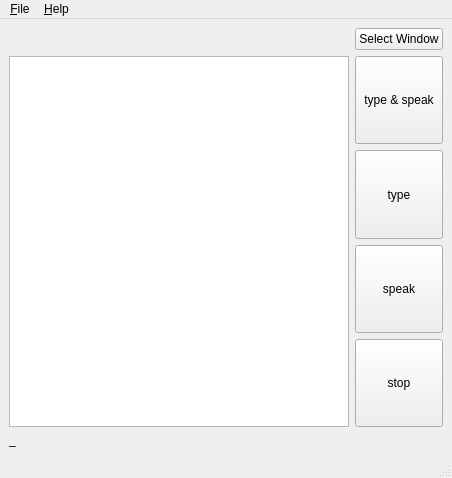
Qt form ui/main.ui (nvlled/tpyer) before a commit.
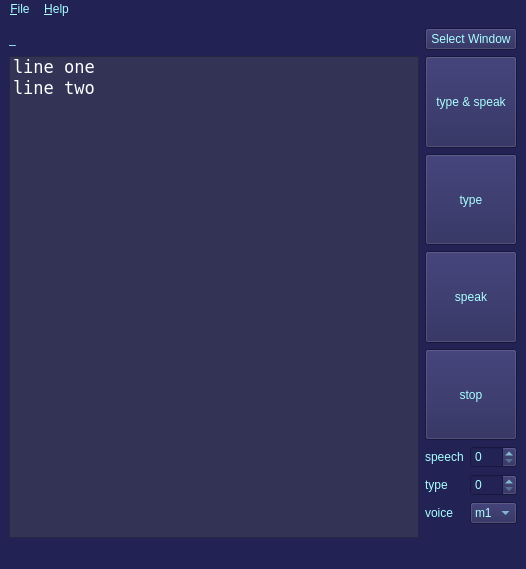
The same form after that commit.

Commit message: Add controls for speech and type speed

What changed in the file:
```diff
--- a/ui/main.ui
+++ b/ui/main.ui
@@ -6,28 +6,52 @@
    <rect>
     <x>0</x>
     <y>0</y>
-    <width>452</width>
-    <height>478</height>
+    <width>526</width>
+    <height>569</height>
    </rect>
   </property>
   <property name="windowTitle">
    <string>MainWindow</string>
   </property>
   <property name="styleSheet">
-   <string notr="true"/>
+   <string notr="true">background-color: #225; color: #aff</string>
   </property>
   <widget class="QWidget" name="centralwidget">
-   <layout class="QGridLayout" name="gridLayout" rowstretch="1,0,0">
+   <property name="font">
+    <font>
+     <family>DejaVu Sans Mono</family>
+     <weight>75</weight>
+     <bold>true</bold>
+    </font>
+   </property>
+   <layout class="QGridLayout" name="gridLayout" rowstretch="1,0">
     <property name="sizeConstraint">
      <enum>QLayout::SetDefaultConstraint</enum>
     </property>
-    <item row="1" column="0" colspan="8">
+    <item row="0" column="5">
+     <widget class="QPushButton" name="buttonSelectWin">
+      <property name="sizePolicy">
+       <sizepolicy hsizetype="Preferred" vsizetype="Fixed">
+        <horstretch>0</horstretch>
+        <verstretch>0</verstretch>
+       </sizepolicy>
+      </property>
+      <property name="text">
+       <string>Select Window</string>
+      </property>
+     </widget>
+    </item>
+    <item row="1" column="0" colspan="5">
      <widget class="QListWidget" name="listLines">
       <property name="font">
        <font>
-        <family>Monospace</family>
+        <family>DejaVu Sans Mono</family>
+        <pointsize>13</pointsize>
        </font>
       </property>
+      <property name="styleSheet">
+       <string notr="true">background-color: #335; color: white;</string>
+      </property>
       <property name="selectionMode">
        <enum>QAbstractItemView::ExtendedSelection</enum>
       </property>
@@ -37,10 +61,20 @@
       <property name="selectionRectVisible">
        <bool>false</bool>
       </property>
+      <item>
+       <property name="text">
+        <string>line one</string>
+       </property>
+      </item>
+      <item>
+       <property name="text">
+        <string>line two</string>
+       </property>
+      </item>
      </widget>
     </item>
-    <item row="1" column="8">
-     <layout class="QGridLayout" name="gridLayout_2" rowstretch="0,0,0,0">
+    <item row="1" column="5">
+     <layout class="QGridLayout" name="gridLayout_2" rowstretch="0,0,0,0,0">
       <item row="2" column="0">
        <widget class="QPushButton" name="buttonSpeak">
         <property name="sizePolicy">
@@ -99,22 +133,77 @@
         </property>
        </widget>
       </item>
+      <item row="4" column="0">
+       <layout class="QFormLayout" name="formLayout_2">
+        <item row="0" column="1">
+         <widget class="QSpinBox" name="numSpeech">
+          <property name="maximum">
+           <number>100</number>
+          </property>
+         </widget>
+        </item>
+        <item row="1" column="0">
+         <widget class="QLabel" name="label_3">
+          <property name="text">
+           <string>type</string>
+          </property>
+         </widget>
+        </item>
+        <item row="1" column="1">
+         <widget class="QSpinBox" name="numType">
+          <property name="maximum">
+           <number>100</number>
+          </property>
+         </widget>
+        </item>
+        <item row="0" column="0">
+         <widget class="QLabel" name="label_2">
+          <property name="text">
+           <string>speech</string>
+          </property>
+         </widget>
+        </item>
+        <item row="2" column="1">
+         <widget class="QComboBox" name="cmbVoice">
+          <item>
+           <property name="text">
+            <string>m1</string>
+           </property>
+          </item>
+          <item>
+           <property name="text">
+            <string>m2</string>
+           </property>
+          </item>
+          <item>
+           <property name="text">
+            <string>m3</string>
+           </property>
+          </item>
+          <item>
+           <property name="text">
+            <string>m4</string>
+           </property>
+          </item>
+          <item>
+           <property name="text">
+            <string>m5</string>
+           </property>
+          </item>
+         </widget>
+        </item>
+        <item row="2" column="0">
+         <widget class="QLabel" name="label">
+          <property name="text">
+           <string>voice</string>
+          </property>
+         </widget>
+        </item>
+       </layout>
+      </item>
      </layout>
     </item>
-    <item row="0" column="8">
-     <widget class="QPushButton" name="buttonSelectWin">
-      <property name="sizePolicy">
-       <sizepolicy hsizetype="Maximum" vsizetype="Fixed">
-        <horstretch>0</horstretch>
-        <verstretch>0</verstretch>
-       </sizepolicy>
-      </property>
-      <property name="text">
-       <string>Select Window</string>
-      </property>
-     </widget>
-    </item>
-    <item row="2" column="0" colspan="9">
+    <item row="0" column="0" colspan="4">
      <widget class="QLabel" name="labelFilename">
       <property name="text">
        <string>_</string>
@@ -128,7 +217,7 @@
     <rect>
      <x>0</x>
      <y>0</y>
-     <width>452</width>
+     <width>526</width>
      <height>20</height>
     </rect>
    </property>
```
The commit also changes 1 other file.
